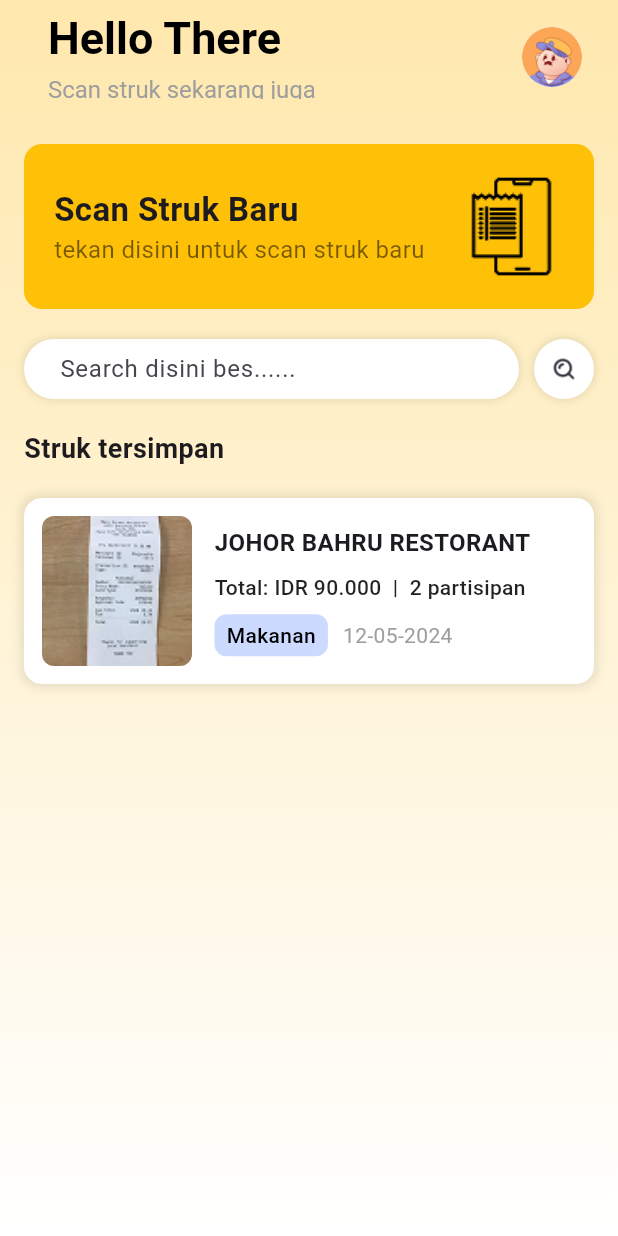
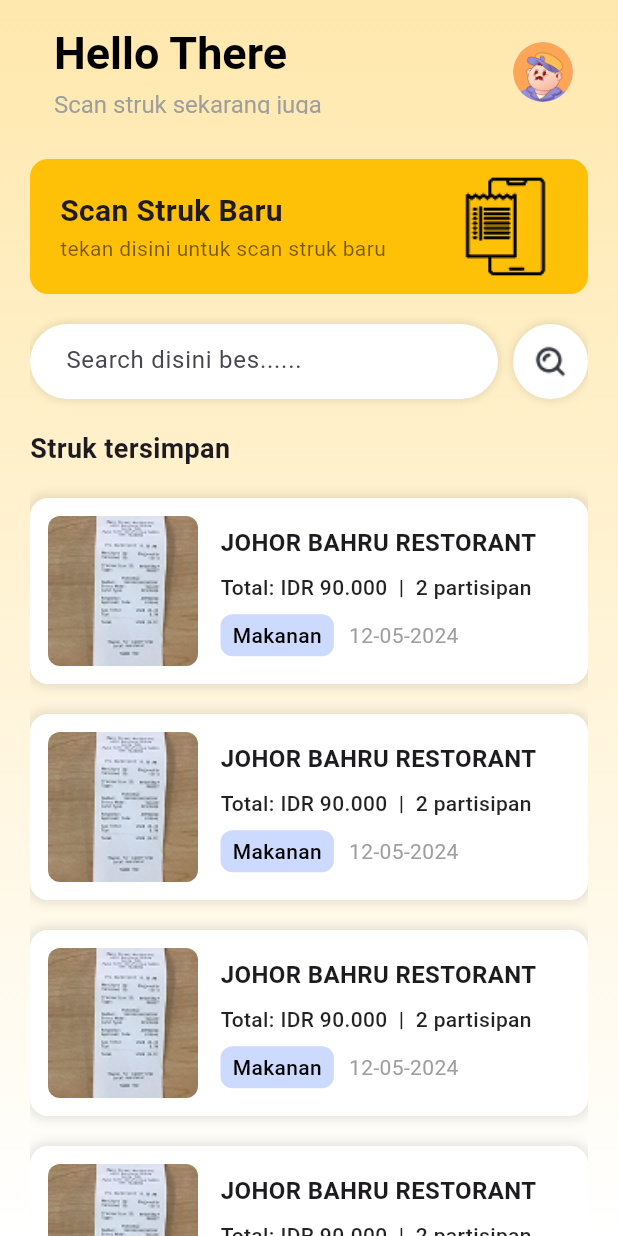
Before and after one commit to ALFIAN-code/struk.in-pdbl, a Flutter app: the screen it shows after launch, on a phone screen of 412 x 824 dp. Run offline on Flutter 3.47's test engine with Material 3 defaults, Android fonts, the phone set to English and light mode, and no system bars; our stand-ins replace google_fonts.

```diff
--- a/lib/view/Homepage.dart
+++ b/lib/view/Homepage.dart
@@ -65,11 +65,15 @@ class HomePage extends StatelessWidget {
             colors: [Color(0xFFFFE8AD), Color(0xFFFFFFFF)],
           ),
         ),
+        child: SafeArea(
           child: Padding(
-          padding: const EdgeInsets.symmetric(horizontal: 16.0, vertical: 10.0),
+            padding: const EdgeInsets.symmetric(horizontal: 20.0),
+            child: SingleChildScrollView(
               child: Column(
+                mainAxisSize: MainAxisSize.max,
                 crossAxisAlignment: CrossAxisAlignment.start,
                 children: [
+                  SizedBox(height: 20),
                   AppBar(
                     backgroundColor: Colors.transparent,
                     elevation: 0,
@@ -96,9 +100,10 @@ class HomePage extends StatelessWidget {
                     ),
                     actions: [
                       Padding(
-                    padding: const EdgeInsets.all(8.0),
+                        padding: const EdgeInsets.fromLTRB(0, 0, 10, 0),
                         child: CircleAvatar(
                           radius: 20,
+
                           backgroundImage: AssetImage(
                             'assets/images/deliveryboy.png',
                           ),
@@ -115,7 +120,10 @@ class HomePage extends StatelessWidget {
                         color: Colors.amber,
                         borderRadius: BorderRadius.circular(12),
                       ),
-                  padding: const EdgeInsets.all(20),
+                      padding: const EdgeInsets.symmetric(
+                        horizontal: 20,
+                        vertical: 10,
+                      ),
                       child: Row(
                         mainAxisAlignment: MainAxisAlignment.spaceBetween,
                         children: [
@@ -126,7 +134,7 @@ class HomePage extends StatelessWidget {
                                 Text(
                                   'Scan Struk Baru',
                                   style: GoogleFonts.roboto(
-                                fontSize: 22,
+                                    fontSize: 20,
                                     fontWeight: FontWeight.bold,
                                   ),
                                   overflow: TextOverflow.ellipsis,
@@ -134,7 +142,7 @@ class HomePage extends StatelessWidget {
                                 Text(
                                   'tekan disini untuk scan struk baru',
                                   style: GoogleFonts.roboto(
-                                fontSize: 16,
+                                    fontSize: 14,
                                     color: Colors.black54,
                                   ),
                                   maxLines: 1,
@@ -158,7 +166,7 @@ class HomePage extends StatelessWidget {
                     children: [
                       Expanded(
                         child: Container(
-                      height: 40, // Mengurangi tinggi dari 50 ke 40
+                          height: 50,
                           decoration: BoxDecoration(
                             color: Colors.white,
                             borderRadius: BorderRadius.circular(30),
@@ -186,8 +194,8 @@ class HomePage extends StatelessWidget {
                       ),
                       const SizedBox(width: 10),
                       Container(
-                    width: 40,
-                    height: 40,
+                        width: 50,
+                        height: 50,
                         decoration: BoxDecoration(
                           shape: BoxShape.circle,
                           color: Colors.white,
@@ -203,8 +211,8 @@ class HomePage extends StatelessWidget {
                           onPressed: () {},
                           icon: Image.asset(
                             'assets/images/search.png',
-                        width: 18,
-                        height: 18,
+                            width: 25,
+                            height: 25,
                           ),
                         ),
                       ),
@@ -219,7 +227,31 @@ class HomePage extends StatelessWidget {
                     ),
                   ),
                   const SizedBox(height: 20),
-              Container(
+                  Column(
+                    children: List.generate(
+                      5,
+                      (index) => Padding(
+                        padding: const EdgeInsets.only(bottom: 20),
+                        child: StrukItem(),
+                      ),
+                    ),
+                  ),
+                ],
+              ),
+            ),
+          ),
+        ),
+      ),
+    );
+  }
+}
+
+class StrukItem extends StatelessWidget {
+  const StrukItem({super.key});
+
+  @override
+  Widget build(BuildContext context) {
+    return Container(
       padding: const EdgeInsets.all(12),
       decoration: BoxDecoration(
         color: Colors.white,
@@ -299,11 +331,6 @@ class HomePage extends StatelessWidget {
           ),
         ],
       ),
-              ),
-            ],
-          ),
-        ),
-      ),
     );
   }
 }
```
Also changed, not shown: 2 other files. Lines whose indentation alone changed are shown as unchanged.
